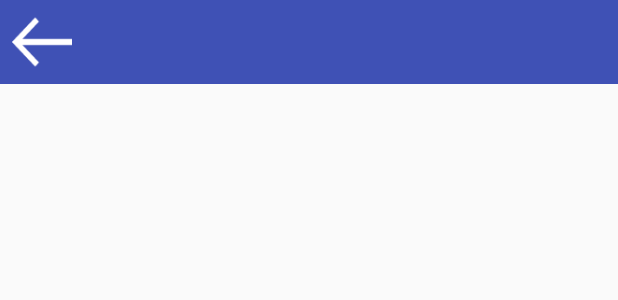
After one commit to WJX2015/ClassManager, an Android app: the layout back_bar_layout.xml on its own in the app's theme, with its tools: preview values and no code run, on a phone screen of 412 x 824 dp. The commit adds this screen. Shown: the top 300 px of the screen. Run offline under Robolectric (Android 15) with nearby library versions, the phone set to English and light mode, and no system bars.

```diff
--- /dev/null
+++ b/app/src/main/res/layout/back_bar_layout.xml
@@ -0,0 +1,34 @@
+<?xml version="1.0" encoding="utf-8"?>
+<RelativeLayout
+    xmlns:android="http://schemas.android.com/apk/res/android"
+    android:layout_width="match_parent"
+    android:layout_height="?attr/actionBarSize"
+    android:background="@color/colorPrimary">
+
+    <ImageView
+        android:id="@+id/back_image"
+        android:layout_width="40dp"
+        android:layout_height="40dp"
+        android:layout_centerVertical="true"
+        android:layout_marginLeft="8dp"
+        android:src="@drawable/back_icon"/>
+
+    <TextView
+        android:id="@+id/back_title"
+        android:layout_width="100dp"
+        android:layout_height="wrap_content"
+        android:layout_centerInParent="true"
+        android:gravity="center"
+        android:textColor="@android:color/white"
+        android:textSize="20sp"/>
+
+    <ImageView
+        android:id="@+id/back_edit"
+        android:layout_width="30dp"
+        android:layout_height="30dp"
+        android:layout_alignParentRight="true"
+        android:layout_centerVertical="true"
+        android:layout_marginRight="8dp"
+        android:src="@drawable/title_bar_add"
+        android:visibility="gone"/>
+</RelativeLayout>
```
Also changed, not shown: app/src/main/java/wjx/classmanager/ui/activity/BaseActivity.java (+0 -8 lines), app/src/main/java/wjx/classmanager/ui/activity/MainActivity.java (+56 -2 lines), app/src/main/java/wjx/classmanager/ui/activity/SplashActivity.java (+10 -1 lines), app/src/main/java/wjx/classmanager/widget/BackBar.java (added, +68 -0 lines), app/src/main/res/drawable-hdpi/back_icon.png (added).
